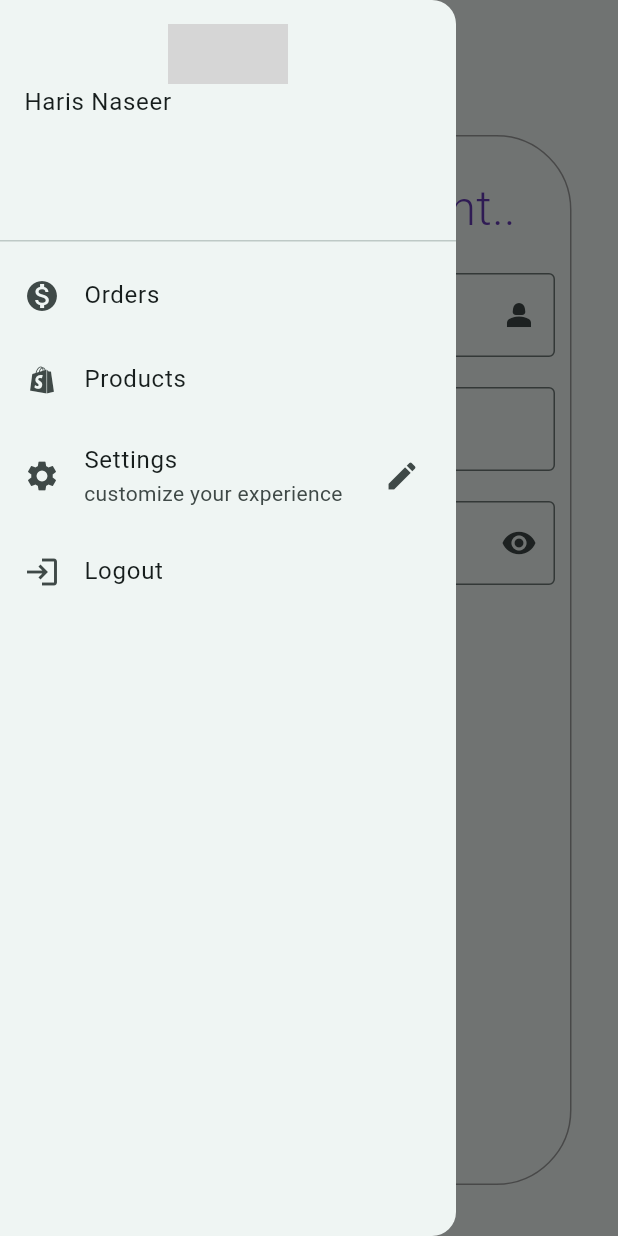
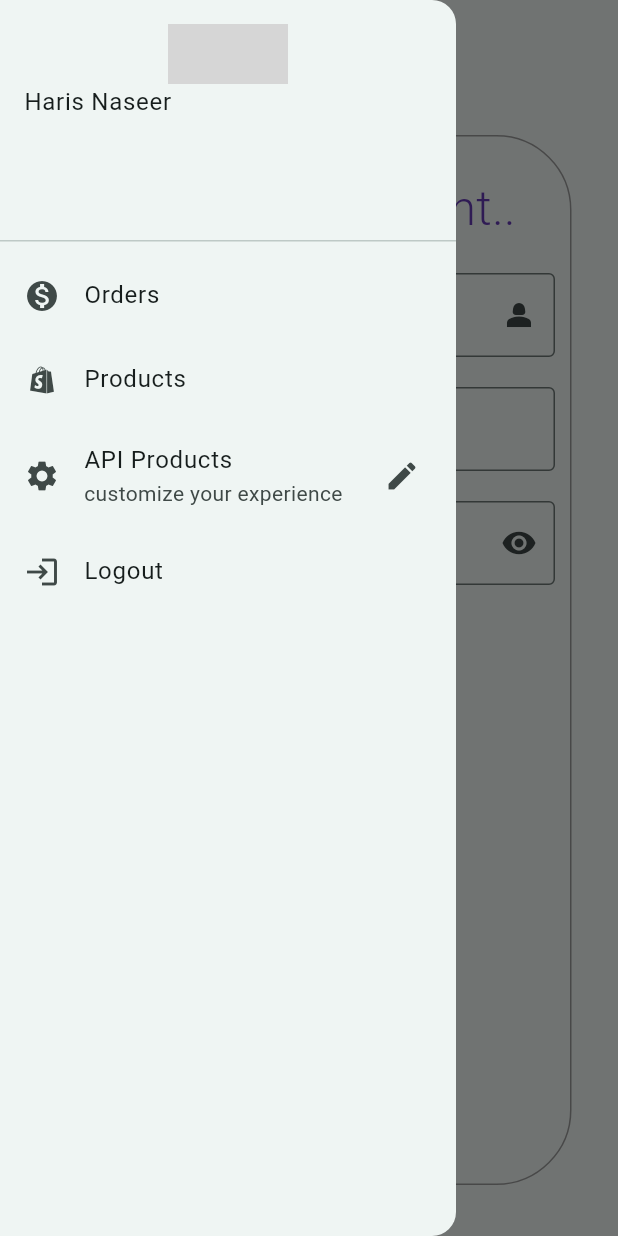
Before and after one commit to harisnaseer24/2307F2-Flutter, a Flutter app: the Signup screen opened by its route, with the side drawer open, on a phone screen of 412 x 824 dp. Run offline on Flutter 3.47's test engine with Material 3 defaults, Android fonts, the phone set to English and light mode, and no system bars; network calls fail; grey boxes are pictures that could not be loaded.

```diff
--- a/introduction/lib/components/myDrawer.dart
+++ b/introduction/lib/components/myDrawer.dart
@@ -47,12 +47,18 @@ const MyDrawer({ Key? key }) : super(key: key);
             title: Text("Products"),
             leading: Icon(Icons.shopify),
           ),
-           ListTile(
-            title: Text("Settings"),
-            leading: Icon(Icons.settings),
-            subtitle: Text("customize your experience"),
-            trailing: Icon(Icons.edit),
-          ),
+           GestureDetector(
+            onTap: (){
+              Navigator.pushNamed(context,"/api" );
+            },
+             child: ListTile(
+              title: Text("API Products"),
+              leading: Icon(Icons.settings),
+              subtitle: Text("customize your experience"),
+              trailing: Icon(Icons.edit),
+
+                       ),
+           ),
            ListTile(
             title: Text("Logout"),
             leading: Icon(Icons.login),
--- a/introduction/lib/main.dart
+++ b/introduction/lib/main.dart
@@ -1,4 +1,5 @@
 import 'package:flutter/material.dart';
+import 'package:introduction/screens/ApiProducts.dart';
 import 'package:introduction/screens/ListViewBuilder.dart';
 import 'package:introduction/screens/details.dart';
 import 'package:introduction/screens/extras.dart';
@@ -30,7 +31,8 @@ class MyApp extends StatelessWidget {
         "/signup": (context)=>Signup(),
         "/product": (context)=>Product(),
         "/list": (context)=>ListviewLearning(),
-        "/listviewbuilder":(context)=> LearningListViewBuilder()
+        "/listviewbuilder":(context)=> LearningListViewBuilder(),
+        "/api":(context)=> ApiProducts(),
       },
     );
   }
--- a/introduction/pubspec.yaml
+++ b/introduction/pubspec.yaml
@@ -34,6 +34,7 @@ dependencies:
   # The following adds the Cupertino Icons font to your application.
   # Use with the CupertinoIcons class for iOS style icons.
   cupertino_icons: ^1.0.8
+  http: ^1.3.0
 
 dev_dependencies:
   flutter_test:
```
Also changed, not shown: introduction/lib/screens/ApiProducts.dart (added, +66 -0 lines), introduction/pubspec.lock.
